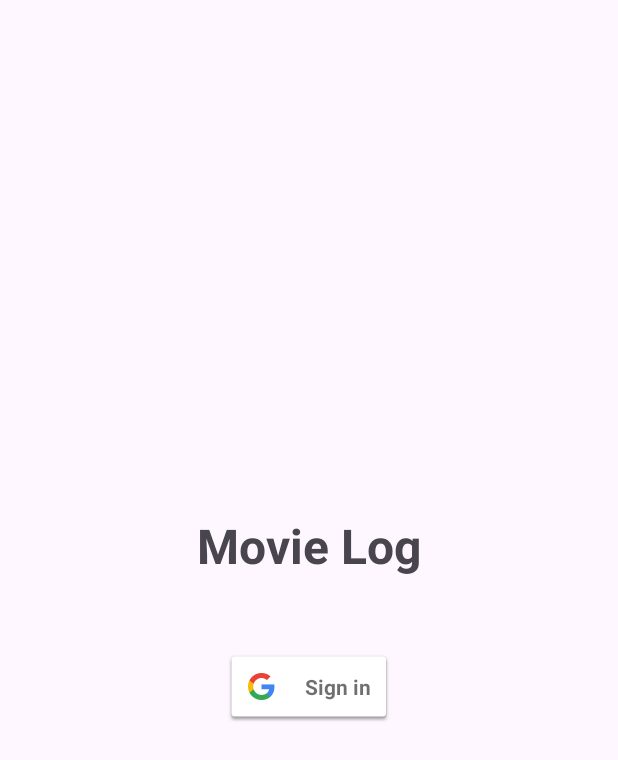
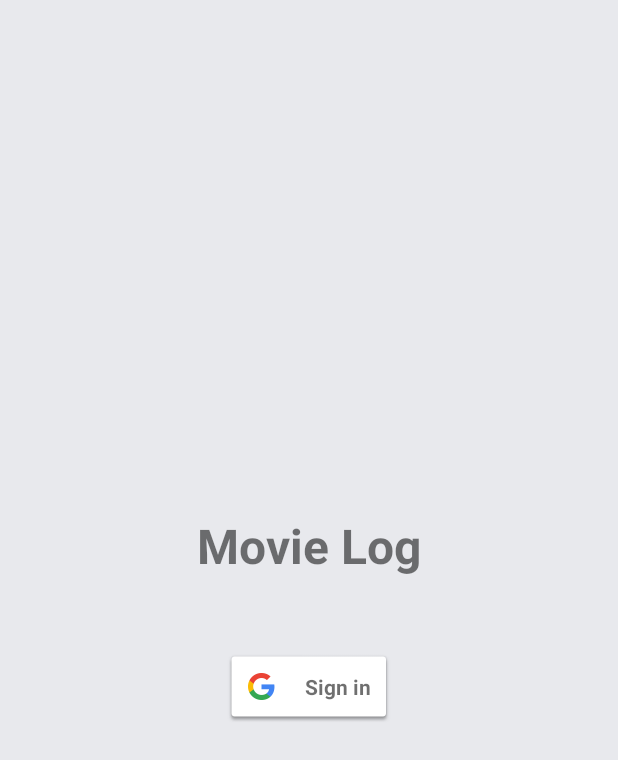
Before and after one commit to alancu/movie-log, an Android app: the screen it shows after launch (LoginActivity), on a phone screen of 412 x 824 dp. Shown: the top 760 px of the screen. Run offline under Robolectric (Android 15) with nearby library versions, the light colour scheme and no system bars; our stand-ins replace Dagger/Hilt's generated code, Firebase (no records; nobody signed in at launch, a user with empty details on screens opened directly).

Commit message:
Modificats els colors del tema de l'aplicació Tant fosc com clar Utilitzem els colors pareguts als de la icona

```diff
--- /dev/null
+++ b/app/src/main/res/values-night/colors.xml
@@ -0,0 +1,14 @@
+<resources>
+    <color name="colorPrimary">#343946</color>
+    <color name="colorPrimaryDark">#232631</color>
+    <color name="colorAccent">#F5A94E</color>
+    <color name="colorBackground">#232631</color>
+    <color name="colorSurface">#2C303A</color>
+    <color name="colorDetail">#7B5531</color>
+    <color name="colorOnPrimary">#FFFFFF</color>
+    <color name="colorOnBackground">#F9F9F9</color>
+    <color name="colorOnSurface">#F2E7D9</color>
+    <color name="shimmer_placeholder">#3E4047</color>
+    <color name="black">#FF000000</color>
+    <color name="white">#FFFFFFFF</color>
+</resources>
--- a/app/src/main/res/values/colors.xml
+++ b/app/src/main/res/values/colors.xml
@@ -1,6 +1,14 @@
-<?xml version="1.0" encoding="utf-8"?>
 <resources>
+    <color name="colorPrimary">#464C59</color>
+    <color name="colorPrimaryDark">#303542</color>
+    <color name="colorAccent">#F5A94E</color>
+    <color name="colorBackground">#E8E9ED</color>
+    <color name="colorSurface">#F9D9A2</color>
+    <color name="colorDetail">#A26D43</color>
+    <color name="colorOnPrimary">#FFFFFF</color>
+    <color name="colorOnBackground">#222B38</color>
+    <color name="colorOnSurface">#222B38</color>
+    <color name="shimmer_placeholder">#E0E0E0</color>
     <color name="black">#FF000000</color>
     <color name="white">#FFFFFFFF</color>
-    <color name="shimmer_placeholder">#E0E0E0</color>
 </resources>
--- a/app/src/main/res/values/themes.xml
+++ b/app/src/main/res/values/themes.xml
@@ -1,9 +1,14 @@
-<resources xmlns:tools="http://schemas.android.com/tools">
-    <!-- Base application theme. -->
-    <style name="Base.Theme.MovieLog" parent="Theme.Material3.DayNight.NoActionBar">
-        <!-- Customize your light theme here. -->
-        <!-- <item name="colorPrimary">@color/my_light_primary</item> -->
+<resources>
+    <style name="Theme.MovieLog" parent="Theme.MaterialComponents.DayNight.NoActionBar">
+        <item name="colorPrimary">@color/colorPrimary</item>
+        <item name="colorPrimaryVariant">@color/colorPrimaryDark</item>
+        <item name="colorOnPrimary">@color/colorOnPrimary</item>
+        <item name="colorSecondary">@color/colorAccent</item>
+        <item name="colorOnSecondary">@color/colorOnPrimary</item>
+        <item name="android:colorBackground">@color/colorBackground</item>
+        <item name="colorSurface">@color/colorSurface</item>
+        <item name="colorOnSurface">@color/colorOnSurface</item>
+        <item name="android:statusBarColor">@color/colorPrimaryDark</item>
+        <item name="android:navigationBarColor">@color/colorBackground</item>
     </style>
-
-    <style name="Theme.MovieLog" parent="Base.Theme.MovieLog" />
 </resources>
```
